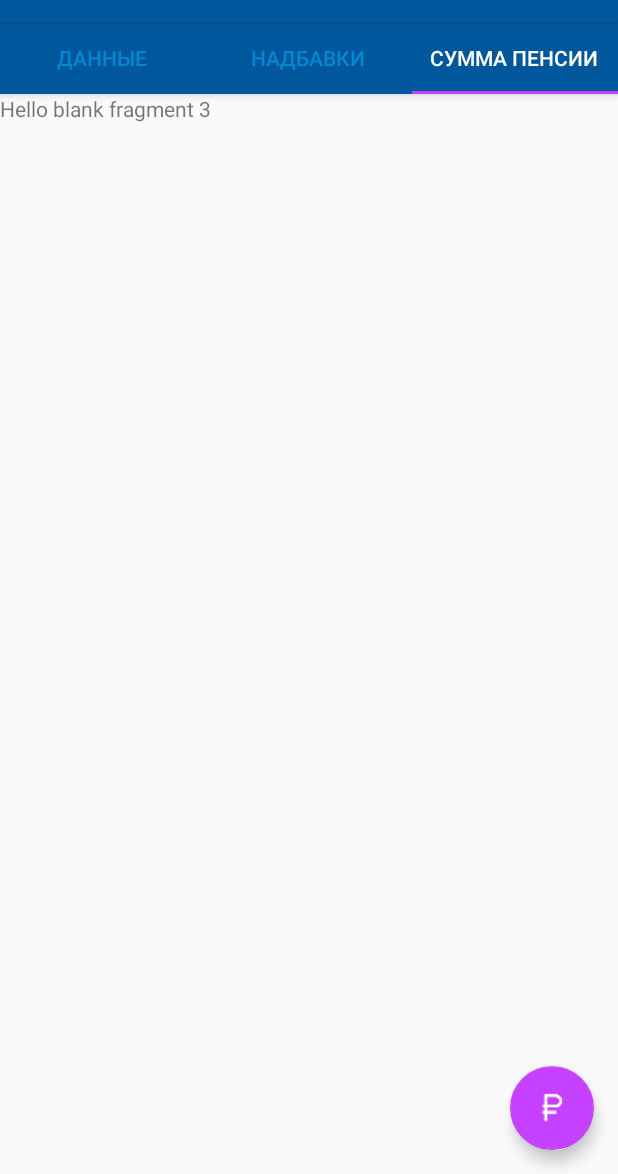
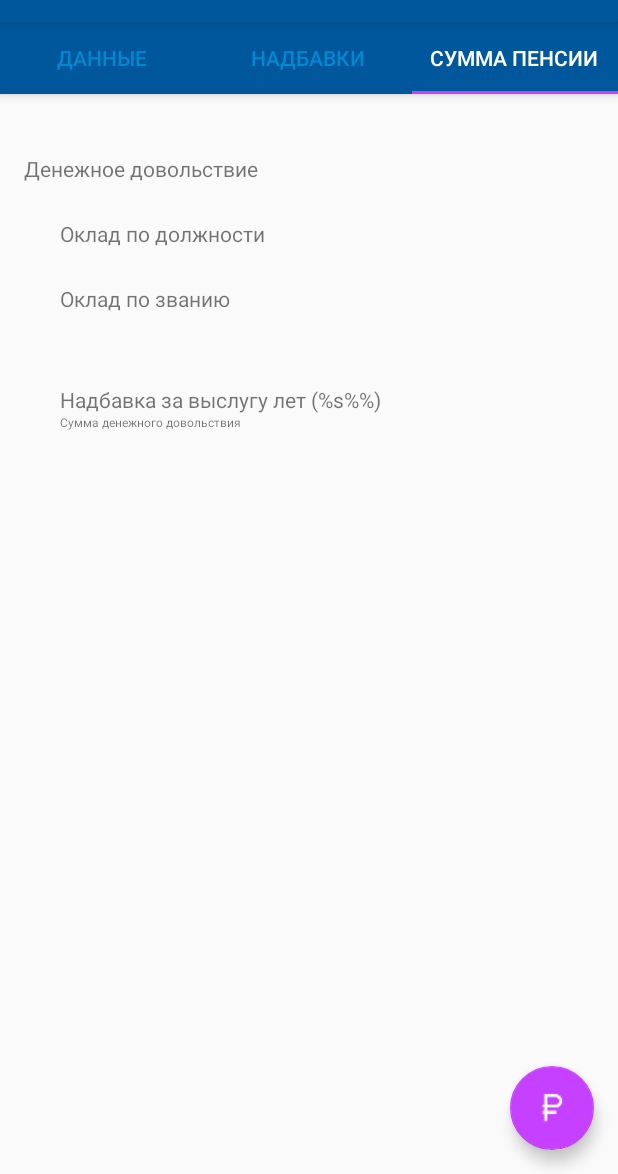
Before and after one commit to dwaider/Pension, an Android app: the screen it shows after launch (PCalcPensActivity), tab 3 chosen, on a phone screen of 412 x 824 dp, the part 62-1236 px from its top. Run offline under Robolectric (Android 15) with nearby library versions, the phone set to English and light mode, and no system bars.

Commit message:
add fragment result calc

```diff
--- a/app/src/main/res/layout/fragment_result_calc.xml
+++ b/app/src/main/res/layout/fragment_result_calc.xml
@@ -4,10 +4,77 @@
     android:layout_height="match_parent"
     tools:context="mvd.pension.PCalcPensResultFragment">
 
-    <!-- TODO: Update blank fragment layout -->
-    <TextView
+    <ScrollView
         android:layout_width="match_parent"
         android:layout_height="match_parent"
-        android:text="@string/hello_blank_fragment_3" />
+        android:id="@+id/scrollView" >
+        <LinearLayout
+            android:orientation="vertical"
+            android:layout_width="match_parent"
+            android:layout_height="match_parent"
+            android:paddingLeft="16dp"
+            android:paddingRight="16dp"
+            android:paddingTop="16dp">
+            <TextView
+                android:id="@+id/txSpravochnikVisl"
+                android:layout_width="wrap_content"
+                android:layout_height="wrap_content"
+                android:layout_marginTop="24dp"
+                android:text="@string/pcalc_den_dovi"/>
+            <TableLayout
+                android:layout_width="match_parent"
+                android:layout_height="wrap_content"
+                android:padding="24dp" >
+
+                <TableRow android:id="@+id/tableRow4" >
+
+                    <TextView
+                        android:id="@+id/txVal"
+                        android:text="@string/pcalc_oklad_dolg"/>
+
+                    <TextView
+                        android:id="@+id/txDolOklad"
+                        android:layout_marginTop="24dp"/>
+                </TableRow>
+
+                <TableRow android:id="@+id/tableRow5" >
+
+                    <TextView
+                        android:id="@+id/textView3"
+                        android:text="@string/pcalc_oklad_zavan"/>
+
+                    <TextView
+                        android:id="@+id/txZvanOklad"
+                        android:layout_marginTop="24dp" />
+                </TableRow>
+
+                <TableRow android:id="@+id/tableRow6" >
+
+                    <TextView
+                        android:id="@+id/txNameProcNadb"
+                        android:layout_marginTop="24dp"
+                        android:text="@string/pcalc_nadb_visl_for_pensi"/>
+
+                    <TextView
+                        android:id="@+id/txVislProcNadb"/>
+                </TableRow>
+
+                <TableRow android:id="@+id/tableRow7" >
+
+                    <TextView
+                        android:id="@+id/txView7"
+                        style="@style/PCalcTextView"
+                        android:text="@string/pcalc_sum_den_dovi"
+                        android:textSize="@dimen/shrift_size" />
+
+                    <TextView
+                        android:id="@+id/txSumDov"
+                        style="@style/PCalcTextView"
+                        android:textSize="@dimen/shrift_size" />
+                </TableRow>
+            </TableLayout>
+
+        </LinearLayout>
+    </ScrollView>
 
 </FrameLayout>
```
